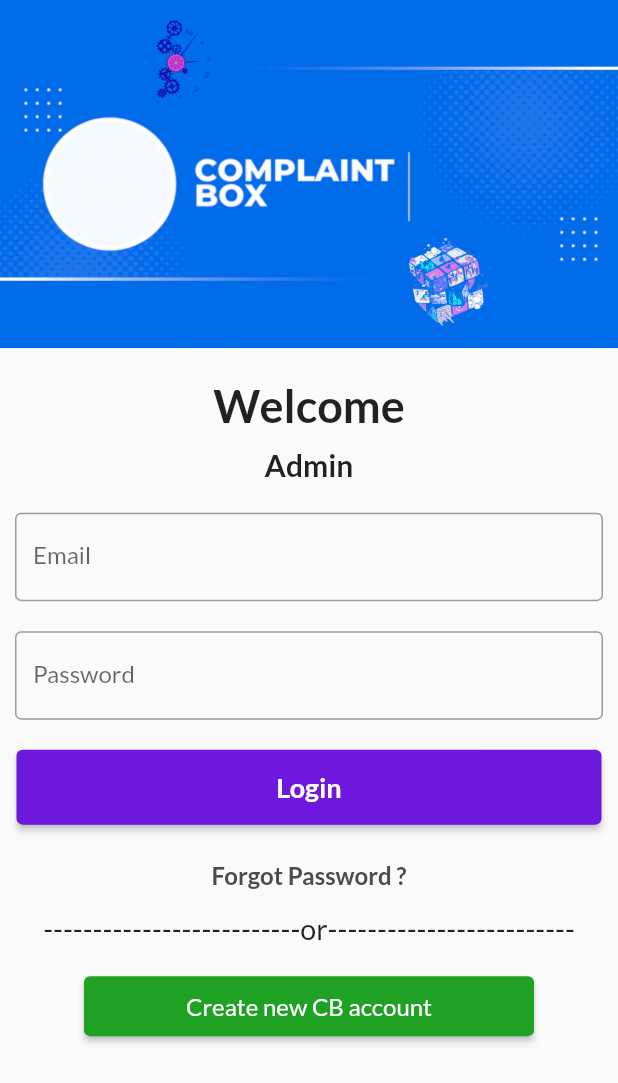
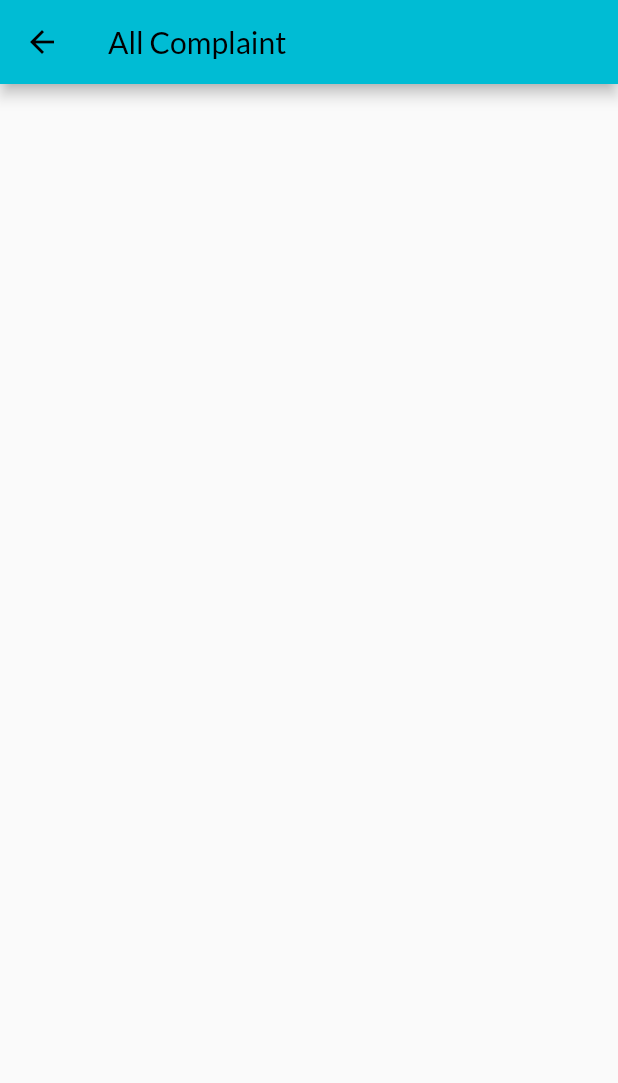
Before and after one commit to Rishabh7389/ComplaintBox, a Flutter app: the screen it shows after launch, on a phone screen of 412 x 824 dp. Shown: the top 1083 px of the screen. Run offline on Flutter 3.47's test engine with Material 2 defaults, Android fonts, the light colour scheme and no system bars; our stand-ins replace firebase_auth, firebase_core, google_fonts; missing offline and left inert: dart:ffi; accounts and stored records are empty.

Commit message:
login2 and signup2 and home2 pages are added

```diff
--- /dev/null
+++ b/lib/Pages/HomePage2.dart
@@ -0,0 +1,12 @@
+import 'package:flutter/material.dart';
+
+class HomePage2 extends StatelessWidget {
+  const HomePage2({super.key});
+
+  @override
+  Widget build(BuildContext context) {
+    return Scaffold(
+      appBar: AppBar(title: Text("All Complaint")),
+    );
+  }
+}
--- a/lib/Pages/AloginPage.dart
+++ b/lib/Pages/LoginPage2.dart
@@ -1,7 +1,7 @@
 import 'package:flutter/material.dart';
 
-class ALoginPage extends StatelessWidget {
-  const ALoginPage({super.key});
+class LoginPage2 extends StatelessWidget {
+  const LoginPage2({super.key});
 
   @override
   Widget build(BuildContext context) {
--- a/lib/Pages/UserPage.dart
+++ b/lib/Pages/UserPage.dart
@@ -1,5 +1,5 @@
 import 'package:flutter/material.dart';
-import 'package:flutter_application_1/Pages/AloginPage.dart';
+import 'package:flutter_application_1/Pages/LoginPage2.dart';
 import 'package:flutter_application_1/Pages/LoginPage.dart';
 
 class UserPage extends StatelessWidget {
@@ -131,7 +131,7 @@ class UserPage extends StatelessWidget {
                             Navigator.push(
                               context,
                               MaterialPageRoute(
-                                  builder: (context) => ALoginPage()),
+                                  builder: (context) => LoginPage2()),
                             );
                           },
                           style: ElevatedButton.styleFrom(
--- a/lib/main.dart
+++ b/lib/main.dart
@@ -1,7 +1,9 @@
 import 'package:firebase_auth/firebase_auth.dart';
 import 'package:firebase_core/firebase_core.dart';
 import 'package:flutter/material.dart';
-import 'package:flutter_application_1/Pages/AloginPage.dart';
+import 'package:flutter_application_1/Pages/HomePage2.dart';
+import 'package:flutter_application_1/Pages/SignupPage2.dart';
+import 'package:flutter_application_1/Pages/LoginPage2.dart';
 import 'package:flutter_application_1/Pages/HomePage.dart';
 import 'package:flutter_application_1/Pages/LoginPage.dart';
 import 'package:flutter_application_1/Pages/SendPage.dart';
@@ -30,15 +32,17 @@ class MyApp extends StatelessWidget {
       ),
       debugShowCheckedModeBanner: false,
       darkTheme: ThemeData(brightness: Brightness.dark),
-      initialRoute: "/",
+      initialRoute: "/home2",
       routes: {
-        "/": (context) => ALoginPage(),
+        "/": (context) => SignupPage2(),
         "/home": (context) => HomePage(),
         "/User": (context) => UserPage(),
         "/login": (context) => LoginPage(),
         "/signup": (context) => SignupPage(),
         "/send": (context) => SendPage(),
-        "/Alogin": (context) => ALoginPage(),
+        "/login2": (context) => LoginPage2(),
+        "/signup2": (context) => SignupPage2(),
+        "/home2": (context) => HomePage2()
       },
     );
   }
```
Also changed, not shown: lib/Pages/SignupPage2.dart (added, +16 -0 lines).
